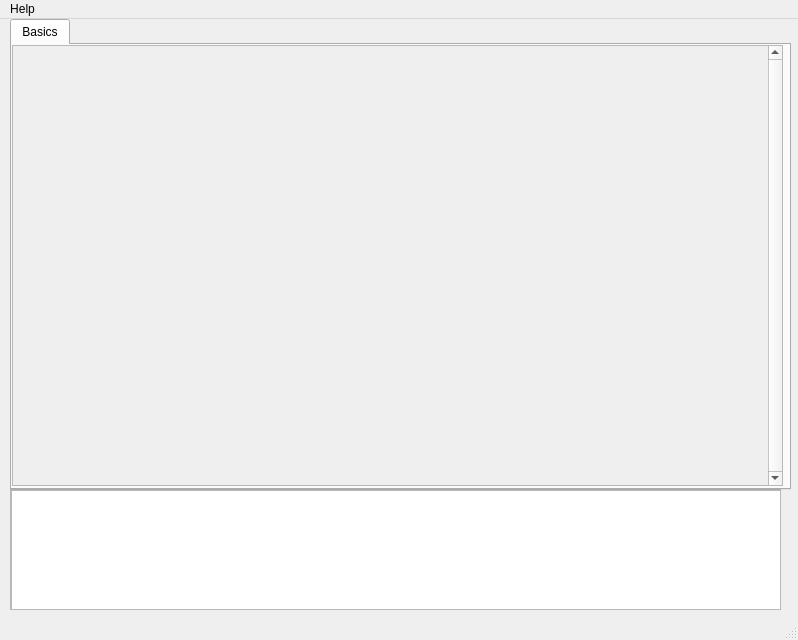
Before: the Qt Designer form src/conan_app_launcher/ui/qt/app_grid.ui in goszpeti/conan_explorer, drawn with Qt 5.
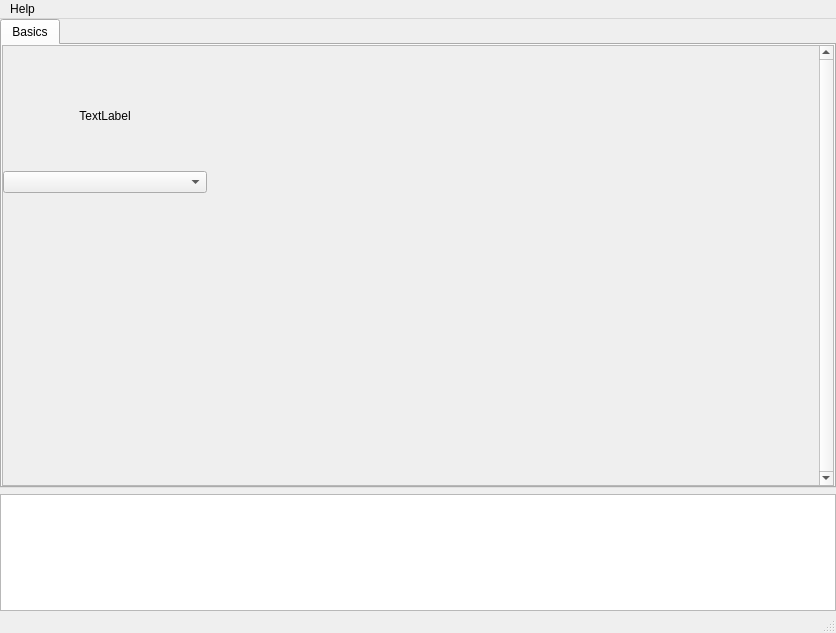
After: the same form once the commit is applied. Icons and pictures are not drawn.

Commit message: Make gui resizable (not the grid though)

Patch:
```diff
--- a/src/conan_app_launcher/ui/qt/app_grid.ui
+++ b/src/conan_app_launcher/ui/qt/app_grid.ui
@@ -6,84 +6,65 @@
    <rect>
     <x>0</x>
     <y>0</y>
-    <width>798</width>
-    <height>640</height>
+    <width>836</width>
+    <height>633</height>
    </rect>
   </property>
   <property name="windowTitle">
    <string>Conan App Launcher</string>
   </property>
   <widget class="QWidget" name="centralwidget">
-   <widget class="QScrollArea" name="console_scroll_area">
-    <property name="geometry">
-     <rect>
-      <x>10</x>
-      <y>470</y>
-      <width>771</width>
-      <height>121</height>
-     </rect>
-    </property>
-    <property name="widgetResizable">
-     <bool>true</bool>
+   <property name="sizePolicy">
+    <sizepolicy hsizetype="Expanding" vsizetype="Expanding">
+     <horstretch>0</horstretch>
+     <verstretch>0</verstretch>
+    </sizepolicy>
+   </property>
+   <layout class="QVBoxLayout" name="verticalLayout" stretch="4,1">
+    <property name="leftMargin">
+     <number>0</number>
     </property>
-    <widget class="QWidget" name="console_scroll_area_widgets">
-     <property name="geometry">
-      <rect>
-       <x>0</x>
-       <y>0</y>
-       <width>769</width>
-       <height>119</height>
-      </rect>
-     </property>
-     <widget class="QTextBrowser" name="console">
-      <property name="geometry">
-       <rect>
-        <x>0</x>
-        <y>0</y>
-        <width>771</width>
-        <height>121</height>
-       </rect>
-      </property>
-      <property name="readOnly">
-       <bool>true</bool>
-      </property>
-      <property name="html">
-       <string>&lt;!DOCTYPE HTML PUBLIC &quot;-//W3C//DTD HTML 4.0//EN&quot; &quot;http://www.w3.org/TR/REC-html40/strict.dtd&quot;&gt;
-&lt;html&gt;&lt;head&gt;&lt;meta name=&quot;qrichtext&quot; content=&quot;1&quot; /&gt;&lt;style type=&quot;text/css&quot;&gt;
-p, li { white-space: pre-wrap; }
-&lt;/style&gt;&lt;/head&gt;&lt;body style=&quot; font-family:'Sans Serif'; font-size:9pt; font-weight:400; font-style:normal;&quot;&gt;
-&lt;p style=&quot;-qt-paragraph-type:empty; margin-top:0px; margin-bottom:0px; margin-left:0px; margin-right:0px; -qt-block-indent:0; text-indent:0px; font-family:'MS Shell Dlg 2'; font-size:7.875pt;&quot;&gt;&lt;br /&gt;&lt;/p&gt;&lt;/body&gt;&lt;/html&gt;</string>
-      </property>
-     </widget>
-    </widget>
-   </widget>
+    <property name="topMargin">
+     <number>0</number>
+    </property>
+    <property name="rightMargin">
+     <number>0</number>
+    </property>
+    <property name="bottomMargin">
+     <number>0</number>
+    </property>
+    <item>
    <widget class="QTabWidget" name="tabs">
-    <property name="geometry">
-     <rect>
-      <x>10</x>
-      <y>0</y>
-      <width>781</width>
-      <height>471</height>
-     </rect>
-    </property>
     <property name="currentIndex">
      <number>0</number>
     </property>
     <widget class="QWidget" name="tab_1">
+       <property name="sizePolicy">
+        <sizepolicy hsizetype="Expanding" vsizetype="Expanding">
+         <horstretch>0</horstretch>
+         <verstretch>0</verstretch>
+        </sizepolicy>
+       </property>
      <attribute name="title">
       <string>Basics</string>
      </attribute>
+       <layout class="QVBoxLayout" name="verticalLayout_8">
+        <property name="leftMargin">
+         <number>0</number>
+        </property>
+        <property name="topMargin">
+         <number>0</number>
+        </property>
+        <property name="rightMargin">
+         <number>0</number>
+        </property>
+        <property name="bottomMargin">
+         <number>0</number>
+        </property>
+        <item>
      <widget class="QScrollArea" name="tab_scroll_area">
-      <property name="geometry">
-       <rect>
-        <x>0</x>
-        <y>0</y>
-        <width>771</width>
-        <height>441</height>
-       </rect>
-      </property>
       <property name="sizePolicy">
-       <sizepolicy hsizetype="Fixed" vsizetype="Fixed">
+           <sizepolicy hsizetype="Expanding" vsizetype="Expanding">
         <horstretch>0</horstretch>
         <verstretch>0</verstretch>
        </sizepolicy>
@@ -102,7 +83,7 @@
         <rect>
          <x>0</x>
          <y>0</y>
-         <width>755</width>
+             <width>811</width>
          <height>439</height>
         </rect>
        </property>
@@ -127,24 +108,70 @@
        <property name="layoutDirection">
         <enum>Qt::LeftToRight</enum>
        </property>
-       <widget class="QWidget" name="gridLayoutWidget">
-        <property name="geometry">
-         <rect>
-          <x>0</x>
-          <y>0</y>
-          <width>761</width>
-          <height>445</height>
-         </rect>
-        </property>
-        <layout class="QGridLayout" name="tab1_grid_layout" rowstretch="1,1,1" columnstretch="1,1,1,1">
+           <layout class="QVBoxLayout" name="verticalLayout_9">
+            <property name="leftMargin">
+             <number>0</number>
+            </property>
+            <property name="topMargin">
+             <number>0</number>
+            </property>
+            <property name="rightMargin">
+             <number>0</number>
+            </property>
+            <property name="bottomMargin">
+             <number>0</number>
+            </property>
+            <item>
+             <layout class="QGridLayout" name="tab1_grid_layout" rowstretch="1,1,1" columnstretch="1,1,1,1" rowminimumheight="146,146,146" columnminimumwidth="202,202,202,202">
          <property name="sizeConstraint">
-          <enum>QLayout::SetMinAndMaxSize</enum>
-         </property>
+               <enum>QLayout::SetDefaultConstraint</enum>
+              </property>
+              <item row="0" column="1">
+               <layout class="QVBoxLayout" name="verticalLayout_4"/>
+              </item>
          <item row="0" column="0">
           <layout class="QVBoxLayout" name="app_layout">
            <property name="sizeConstraint">
             <enum>QLayout::SetFixedSize</enum>
            </property>
+                <item>
+                 <widget class="QLabel" name="app_button">
+                  <property name="enabled">
+                   <bool>true</bool>
+                  </property>
+                  <property name="sizePolicy">
+                   <sizepolicy hsizetype="Fixed" vsizetype="Fixed">
+                    <horstretch>0</horstretch>
+                    <verstretch>0</verstretch>
+                   </sizepolicy>
+                  </property>
+                  <property name="text">
+                   <string/>
+                  </property>
+                  <property name="pixmap">
+                   <pixmap>default_app_icon.png</pixmap>
+                  </property>
+                  <property name="scaledContents">
+                   <bool>false</bool>
+                  </property>
+                  <property name="alignment">
+                   <set>Qt::AlignHCenter|Qt::AlignTop</set>
+                  </property>
+                 </widget>
+                </item>
+                <item>
+                 <widget class="QLabel" name="app_name">
+                  <property name="text">
+                   <string>TextLabel</string>
+                  </property>
+                  <property name="alignment">
+                   <set>Qt::AlignCenter</set>
+                  </property>
+                 </widget>
+                </item>
+                <item>
+                 <widget class="QComboBox" name="app_version"/>
+                </item>
           </layout>
          </item>
          <item row="1" column="0">
@@ -159,23 +186,42 @@
          <item row="2" column="0">
           <layout class="QVBoxLayout" name="verticalLayout_3"/>
          </item>
-         <item row="0" column="1">
-          <layout class="QVBoxLayout" name="verticalLayout_4"/>
-         </item>
-        </layout>
-       </widget>
-      </widget>
-     </widget>
-    </widget>
-   </widget>
+              <item row="0" column="3">
+               <layout class="QVBoxLayout" name="verticalLayout_6"/>
+              </item>
+             </layout>
+            </item>
+           </layout>
+          </widget>
+         </widget>
+        </item>
+       </layout>
+      </widget>
+     </widget>
+    </item>
+    <item>
+     <widget class="QTextBrowser" name="console">
+      <property name="readOnly">
+       <bool>true</bool>
+      </property>
+      <property name="html">
+       <string>&lt;!DOCTYPE HTML PUBLIC &quot;-//W3C//DTD HTML 4.0//EN&quot; &quot;http://www.w3.org/TR/REC-html40/strict.dtd&quot;&gt;
+&lt;html&gt;&lt;head&gt;&lt;meta name=&quot;qrichtext&quot; content=&quot;1&quot; /&gt;&lt;style type=&quot;text/css&quot;&gt;
+p, li { white-space: pre-wrap; }
+&lt;/style&gt;&lt;/head&gt;&lt;body style=&quot; font-family:'MS Shell Dlg 2'; font-size:7.875pt; font-weight:400; font-style:normal;&quot;&gt;
+&lt;p style=&quot;-qt-paragraph-type:empty; margin-top:0px; margin-bottom:0px; margin-left:0px; margin-right:0px; -qt-block-indent:0; text-indent:0px;&quot;&gt;&lt;br /&gt;&lt;/p&gt;&lt;/body&gt;&lt;/html&gt;</string>
+      </property>
+     </widget>
+    </item>
+   </layout>
   </widget>
   <widget class="QMenuBar" name="menu_bar">
    <property name="geometry">
     <rect>
      <x>0</x>
      <y>0</y>
-     <width>798</width>
-     <height>20</height>
+     <width>836</width>
+     <height>22</height>
     </rect>
    </property>
    <widget class="QMenu" name="menu_help">
```
Left out of the diff: 11 changed lines with no effect on the pictures. Lines whose indentation alone changed are shown as unchanged. The commit also changes 10 other files.
